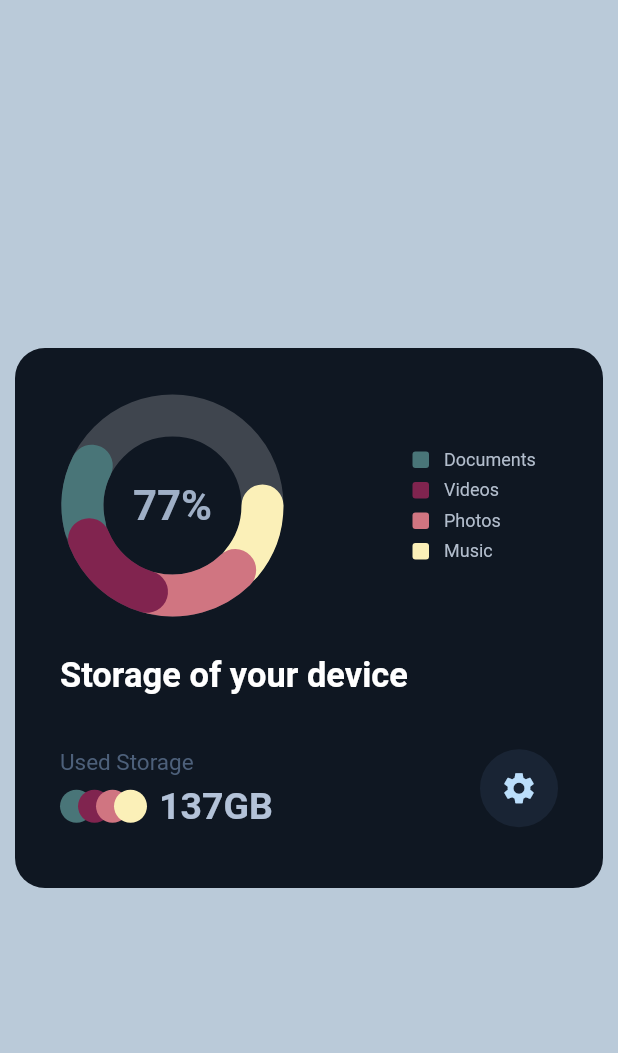
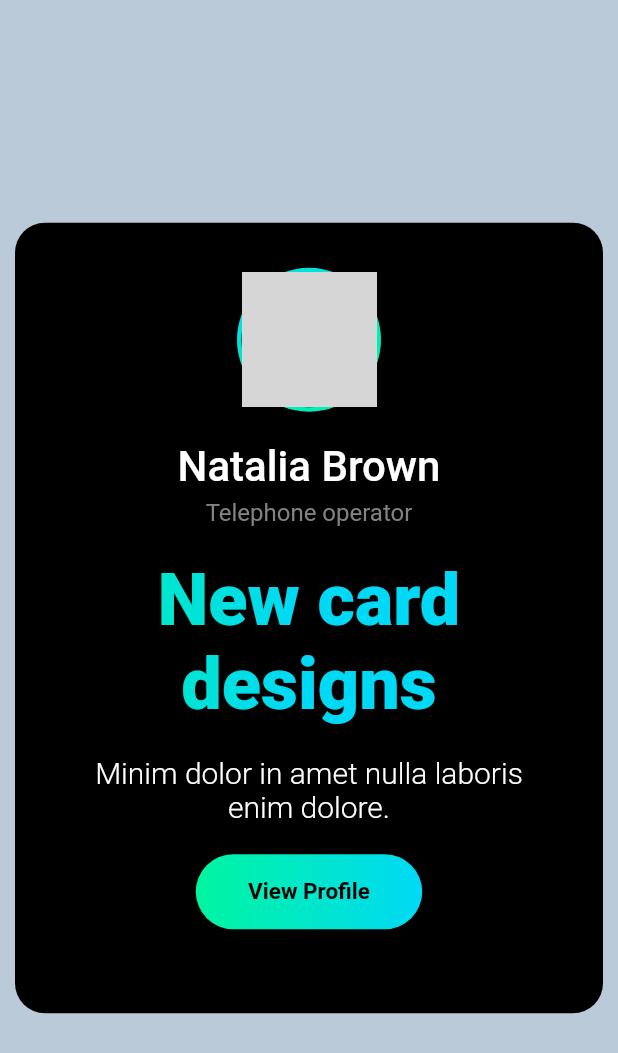
Before and after one commit to kiranshrestha11/card_designs, a Flutter app: the screen it shows after launch, on a phone screen of 412 x 824 dp. Shown: the top 1053 px of the screen. Run offline on Flutter 3.47's test engine with Material 2 defaults, Android fonts, the phone set to English and light mode, and no system bars; our stand-ins replace marquee, percent_indicator; network calls fail; grey boxes are pictures that could not be loaded.

Commit message:
gradient text done

```diff
--- /dev/null
+++ b/lib/gradient_text/custom_text.dart
@@ -0,0 +1,26 @@
+import 'package:flutter/material.dart';
+
+class CustomText extends StatelessWidget {
+  const CustomText(
+      {Key? key,
+      required this.text,
+      this.color = Colors.black,
+      required this.weight,
+      required this.size,
+      this.align})
+      : super(key: key);
+  final String text;
+  final double size;
+  final Color color;
+  final FontWeight weight;
+  final TextAlign? align;
+
+  @override
+  Widget build(BuildContext context) {
+    return Text(
+      text,
+      textAlign: align,
+      style: TextStyle(color: color, fontWeight: weight, fontSize: size),
+    );
+  }
+}
--- /dev/null
+++ b/lib/gradient_text/gradient_text.dart
@@ -0,0 +1,85 @@
+import 'package:card_designs/gradient_text/custom_text.dart';
+import 'package:card_designs/gradient_text/profile_picture.dart';
+import 'package:flutter/material.dart';
+
+class GradientText extends StatelessWidget {
+  GradientText({Key? key}) : super(key: key);
+  //creating shader for gradient text
+  final Shader linearGradient =
+      const LinearGradient(colors: [Color(0xff00F5A0), Color(0xff00D9F5)])
+          .createShader(const Rect.fromLTWH(0, 0, 200, 80));
+
+  @override
+  Widget build(BuildContext context) {
+    return Container(
+      margin: const EdgeInsets.symmetric(horizontal: 10),
+      padding: const EdgeInsets.all(30),
+      width: MediaQuery.of(context).size.width,
+      height: 527,
+      decoration: BoxDecoration(
+          color: Colors.black, borderRadius: BorderRadius.circular(20)),
+      child: Column(
+        children: [
+          //Profile Picture
+          const ProfilePicture(),
+          const SizedBox(height: 20),
+          //
+          const CustomText(
+              text: "Natalia Brown",
+              weight: FontWeight.w500,
+              size: 28,
+              color: Colors.white),
+          const SizedBox(height: 5),
+          //
+          const CustomText(
+            text: "Telephone operator",
+            weight: FontWeight.w400,
+            size: 16,
+            color: Color(0xff828282),
+          ),
+          const SizedBox(height: 20),
+          //
+          Text(
+            "New card designs",
+            textAlign: TextAlign.center,
+            style: TextStyle(
+                fontSize: 48,
+                fontWeight: FontWeight.w900,
+                foreground: Paint()..shader = linearGradient),
+          ),
+          const SizedBox(height: 20),
+          //
+          const CustomText(
+            color: Colors.white,
+            align: TextAlign.center,
+            text: "Minim dolor in amet nulla laboris enim dolore.",
+            weight: FontWeight.w300,
+            size: 20,
+          ),
+          const SizedBox(height: 20),
+          //
+          InkWell(
+            onTap: () {},
+            child: Container(
+              height: 50,
+              width: 151,
+              decoration: BoxDecoration(
+                  gradient: const LinearGradient(
+                      begin: Alignment.centerLeft,
+                      end: Alignment.centerRight,
+                      colors: [Color(0xff00F5A0), Color(0xff00D9F5)]),
+                  borderRadius: BorderRadius.circular(50)),
+              child: const Center(
+                child: CustomText(
+                  text: "View Profile",
+                  size: 15,
+                  weight: FontWeight.w700,
+                ),
+              ),
+            ),
+          ),
+        ],
+      ),
+    );
+  }
+}
--- /dev/null
+++ b/lib/gradient_text/profile_picture.dart
@@ -0,0 +1,41 @@
+import 'package:flutter/material.dart';
+
+class ProfilePicture extends StatelessWidget {
+  const ProfilePicture({Key? key}) : super(key: key);
+
+  @override
+  Widget build(BuildContext context) {
+    //this container gives gradient background
+    return Container(
+      decoration: const BoxDecoration(
+          shape: BoxShape.circle,
+          gradient: LinearGradient(
+              begin: Alignment.topLeft,
+              end: Alignment.bottomRight,
+              colors: [Color(0xff01DCEE), Color(0xff01F4A3)])),
+
+      //to Specify the radius of container
+      child: CircleAvatar(
+        radius: 48,
+        backgroundColor:
+            Colors.transparent, //transparent to show container gradient color
+        child: Container(
+          //this container holds image
+          height: 90,
+          width: 90,
+          decoration: BoxDecoration(
+            image: const DecorationImage(
+                image: NetworkImage(
+                    "https://d2qp0siotla746.cloudfront.net/img/use-cases/profile-picture/template_3.jpg")),
+            shape: BoxShape.circle,
+            border: Border.all(
+                //giving border to container containing image
+                color: Colors.black,
+                width: 4,
+                style: BorderStyle.solid),
+          ),
+        ),
+      ),
+    );
+  }
+}
--- a/lib/views/home_page.dart
+++ b/lib/views/home_page.dart
@@ -1,5 +1,6 @@
 import 'package:card_designs/calendar/calendar.dart';
 import 'package:card_designs/circle_progress/circle_page.dart';
+import 'package:card_designs/gradient_text/gradient_text.dart';
 import 'package:card_designs/music_notification/music_notification.dart';
 import 'package:card_designs/music_player/music_player.dart';
 import 'package:card_designs/percent_indicator/percent_indicator.dart';
@@ -13,7 +14,7 @@ class HomePage extends StatelessWidget {
     return Scaffold(
       backgroundColor: Color(0xffBACAD9),
       body: Center(
-        child: CirclePage(),
+        child: GradientText(),
       ),
     );
   }
```
